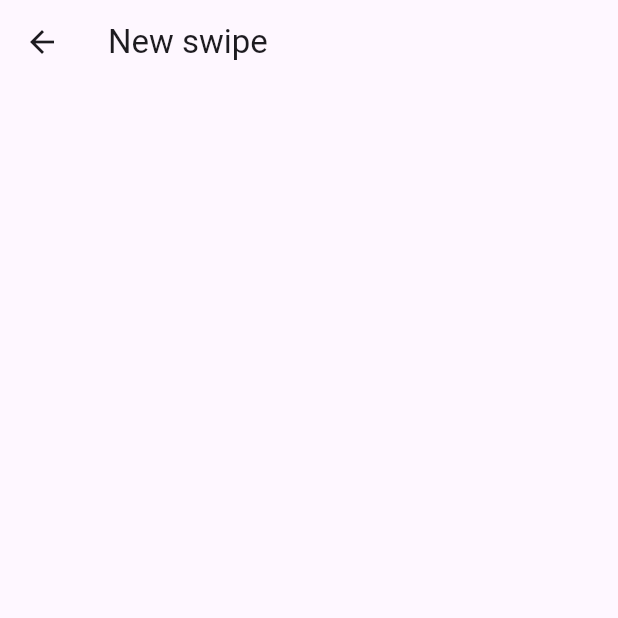
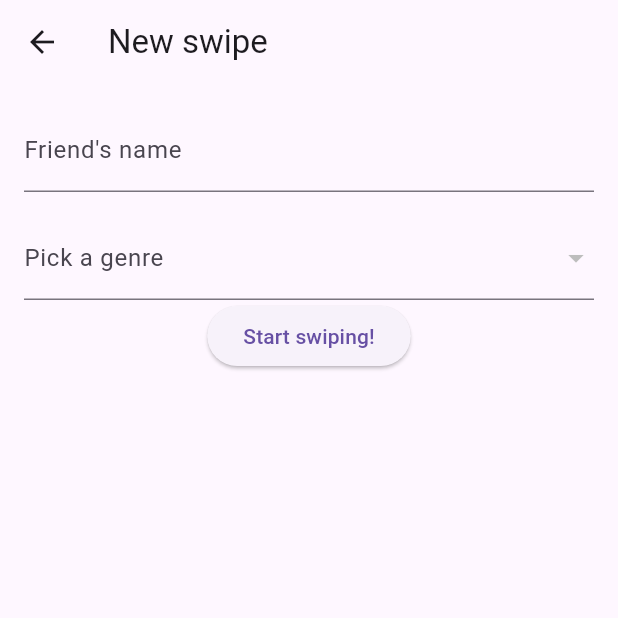
Before and after one commit to lilymae1/assignment_2076955, a Flutter app: the NewSwipe screen opened directly, on a phone screen of 412 x 824 dp, the top half of it. Run offline on Flutter 3.47's test engine with Material 3 defaults, Android fonts, the phone set to English and light mode, and no system bars; our stand-ins replace card_swiper, cloud_firestore, shared_preferences, sqflite; missing offline and left inert: tmdb_api; accounts and stored records are empty.

Commit message:
24/04/25

```diff
--- a/lib/models/tmdb.dart
+++ b/lib/models/tmdb.dart
@@ -1,14 +1,24 @@
-import 'package:tmdb_api/tmdb_api.dart';
+class Movie {
+  final int movieID;
+  final String movieTitle;
+  final String moviePlot;
+  final String posterPath;
 
-void main() async {
-  final String apiKey = 'a806ec775a332aa18053c0e6ff76233f';
-  final String readAccessTokenV4 = 'eyJhbGciOiJIUzI1NiJ9.eyJhdWQiOiJhODA2ZWM3NzVhMzMyYWExODA1M2MwZTZmZjc2MjMzZiIsIm5iZiI6MTc0NDYzNDMwMS43NzIsInN1YiI6IjY3ZmQwMWJkN2MyOWFlNWJjM2Q5NDdmOSIsInNjb3BlcyI6WyJhcGlfcmVhZCJdLCJ2ZXJzaW9uIjoxfQ.0_a0lXQOUt5I6SBYkX8UigW7M_IwxzPrqt_9Pjni4TU'; // Optional but recommended
+  Movie({
+    required this.movieID,
+    required this.movieTitle,
+    required this.moviePlot,
+    required this.posterPath,
+  });
 
-  TMDB tmdb = TMDB(
-    ApiKeys(apiKey, readAccessTokenV4),
-    logConfig: ConfigLogger(showLogs: true, showErrorLogs: true),
-  );
+  factory Movie.fromJson(Map<String, dynamic> json) {
+    return Movie(
+      movieID: json['id'],
+      movieTitle: json['title'] ?? 'No Title',
+      moviePlot: json['overview'] ?? '',
+      posterPath: json['poster_path'] ?? '',
+    );
+  }
 
-  //Map trending = await tmdb.v3.trending.getTrending();
-  //print(trending);
+  String get posterUrl => 'https://image.tmdb.org/t/p/w500$posterPath';
 }
--- /dev/null
+++ b/lib/models/tmdb_services.dart
@@ -0,0 +1,32 @@
+import 'package:tmdb_api/tmdb_api.dart';
+import 'tmdb.dart';
+
+class movieService {
+
+  static final TMDB tmdb = TMDB(
+    ApiKeys('a806ec775a332aa18053c0e6ff76233f', 'eyJhbGciOiJIUzI1NiJ9.eyJhdWQiOiJhODA2ZWM3NzVhMzMyYWExODA1M2MwZTZmZjc2MjMzZiIsIm5iZiI6MTc0NDYzNDMwMS43NzIsInN1YiI6IjY3ZmQwMWJkN2MyOWFlNWJjM2Q5NDdmOSIsInNjb3BlcyI6WyJhcGlfcmVhZCJdLCJ2ZXJzaW9uIjoxfQ.0_a0lXQOUt5I6SBYkX8UigW7M_IwxzPrqt_9Pjni4TU'),
+    logConfig: ConfigLogger(showLogs: true, showErrorLogs: true),
+  );
+
+  static Future<List<Movie>> fetchTrendingMovies() async {
+    final data = await tmdb.v3.trending.getTrending();
+    List moviesJson = data['results'];
+    return moviesJson.map((m) => Movie.fromJson(m)).toList();
+  }
+
+  static Future<List<Movie>> fetchMoviesByGenre(int genreId) async {
+    final data = await tmdb.v3.discover.getMovies(
+      withGenres: genreId.toString(),
+    );
+    List results = data['results'];
+    return results.map((json) => Movie.fromJson(json)).toList();
+  }
+
+  static Future<Map<int, String>> fetchGenres() async {
+    final genreData = await tmdb.v3.genres.getMovieList();
+    final genres = genreData['genres'] as List;
+    return {
+      for (var genre in genres) genre['id'] as int: genre['name'] as String
+    };
+  }
+}
--- a/lib/widgets/new_swipe.dart
+++ b/lib/widgets/new_swipe.dart
@@ -1,33 +1,98 @@
 import 'package:flutter/material.dart';
+import 'package:card_swiper/card_swiper.dart'; // Use this one!
+import '../models/tmdb.dart';
+import '../models/tmdb_services.dart';
+import '../widgets/film_card.dart';
 
 class NewSwipe extends StatefulWidget {
   const NewSwipe({super.key});
 
   @override
-  State<NewSwipe> createState() => _swipeScreenState();
+  State<NewSwipe> createState() => _SwipeScreenState();
 }
 
+class _SwipeScreenState extends State<NewSwipe> {
+  final _fnameController = TextEditingController();
+  Map<int, String> genres = {};
+  List<Movie> _selectedMovies = [];
+  bool _showForm = true;
 
-//get all films from tmdb
-//have a form to filter with toggles for ages and genre
-//get all relevent films
-//load releveant info inot cards then swipe them
-//find a way to have a notif to another user when they log in and use that to start matching in your session? hard part
-//need to save the session
+  @override
+  void initState() {
+    super.initState();
+    loadGenres();
+  }
 
-class _swipeScreenState extends State<NewSwipe> {
+  Future<void> loadGenres() async {
+    genres = await movieService.fetchGenres();
+    setState(() {});
+  }
+
+  void swipeForm() {
+    setState(() {
+      _showForm = false;
+    });
+  }
 
   @override
   Widget build(BuildContext context) {
     return Scaffold(
-      appBar: AppBar(
-        title: Text("New swipe"),
+      appBar: AppBar(title: Text("New swipe")),
+      body: SafeArea(
+        child: _showForm
+            ? Column(
+                children: [
+                  Padding(
+                    padding: const EdgeInsets.all(16.0),
+                    child: TextField(
+                      controller: _fnameController,
+                      decoration: InputDecoration(labelText: "Friend's name"),
+                    ),
+                  ),
+                  Padding(
+                    padding: const EdgeInsets.symmetric(horizontal: 16.0),
+                    child: DropdownButtonFormField<int>(
+                      decoration: InputDecoration(labelText: "Pick a genre"),
+                      items: genres.entries
+                          .map((entry) => DropdownMenuItem<int>(
+                                value: entry.key,
+                                child: Text(entry.value),
+                              ))
+                          .toList(),
+                      onChanged: (genreId) async {
+                        if (genreId != null) {
+                          final movies =
+                              await movieService.fetchMoviesByGenre(genreId);
+                          setState(() {
+                            _selectedMovies = movies;
+                          });
+                        }
+                      },
+                    ),
+                  ),
+                  ElevatedButton(
+                    onPressed: swipeForm,
+                    child: Text("Start swiping!"),
+                  ),
+                ],
+              )
+            : _selectedMovies.isEmpty
+                ? Center(child: Text("No movies loaded"))
+                : Swiper(
+                    itemBuilder: (BuildContext context, int index) {
+                      final movie = _selectedMovies[index];
+                      return FilmCard(
+                        title: movie.movieTitle,
+                        plot: movie.moviePlot,
+                        posterUrl: movie.posterUrl,
+                      );
+                    },
+                    itemCount: _selectedMovies.length,
+                    layout: SwiperLayout.TINDER,
+                    itemWidth: MediaQuery.of(context).size.width * 0.9,
+                    itemHeight: MediaQuery.of(context).size.height * 0.6,
+                  ),
       ),
-      body: SafeArea(child: Column(
-        children: [
-
-        ],
-      )),
     );
   }
 }
--- a/pubspec.yaml
+++ b/pubspec.yaml
@@ -35,11 +35,14 @@ dependencies:
   http: ^1.3.0
   tmdb_api: ^2.2.3
   shared_preferences: ^2.2.0
+  firebase_core: ^2.25.0
+  cloud_firestore: ^4.10.0
   # The following adds the Cupertino Icons font to your application.
   # Use with the CupertinoIcons class for iOS style icons.
 
   cupertino_icons: ^1.0.8
   flutter_card_swiper: ^7.0.2
+  card_swiper: ^2.0.4
 
 dev_dependencies:
   flutter_test:
```
Also changed, not shown: lib/services/database_services.dart (+32 -6 lines), lib/services/firebase_services.dart (added, +30 -0 lines), lib/widgets/add_friends.dart (+23 -1 lines), lib/widgets/film_card.dart (added, +73 -0 lines), lib/widgets/home_screen.dart (+51 -35 lines), pubspec.lock, 3 other files.
